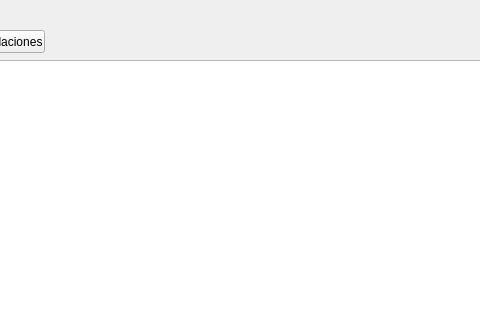
This is busqueda.ui in Matias2178/Sistema_Postventa as Qt 5 draws it before an edit; both pictures show x 230 to 710 and y 0 to 320 of the 1095 by 486 pixel window. The edited form follows.
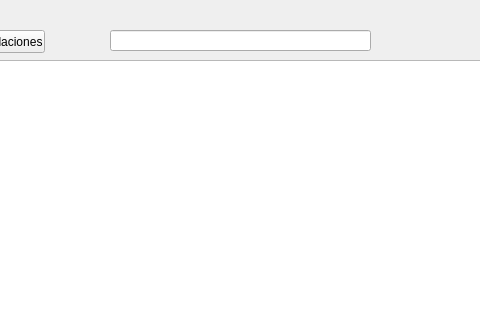
This is the edited form.

Commit message: Agregado de una pantalla de busqueda de Monitores, Perifericos e Instalaciones que se repararon. Eliminacion de  codigo innecesario Agregado de la lectura del sensor de tolva Se cambio el modo de como se cargan las mascaras para las versiones Se elimino los combo box por QtabledWidget para la seleccio de los monitores y perifericos Seleccionando un dispositivo a reparar de la tabla de trabajo, se abre la pantalla correspondiente y se selecciona en la QtabletWidget correspondiente el equipo. y se cargan los numeros de serie Correcciones en la generacion del archivos csv

The edit to the form file:
```diff
--- a/busqueda.ui
+++ b/busqueda.ui
@@ -102,6 +102,42 @@
     <string>Instalaciones</string>
    </property>
   </widget>
+  <widget class="QLineEdit" name="AgenteBuscar">
+   <property name="geometry">
+    <rect>
+     <x>340</x>
+     <y>30</y>
+     <width>261</width>
+     <height>21</height>
+    </rect>
+   </property>
+   <property name="font">
+    <font>
+     <family>Times New Roman</family>
+     <pointsize>9</pointsize>
+     <weight>75</weight>
+     <bold>true</bold>
+    </font>
+   </property>
+   <property name="contextMenuPolicy">
+    <enum>Qt::DefaultContextMenu</enum>
+   </property>
+   <property name="layoutDirection">
+    <enum>Qt::LeftToRight</enum>
+   </property>
+   <property name="inputMethodHints">
+    <set>Qt::ImhDate|Qt::ImhSensitiveData</set>
+   </property>
+   <property name="text">
+    <string/>
+   </property>
+   <property name="maxLength">
+    <number>80</number>
+   </property>
+   <property name="alignment">
+    <set>Qt::AlignCenter</set>
+   </property>
+  </widget>
  </widget>
  <resources/>
  <connections>
```
The commit also changes 17 other files.
